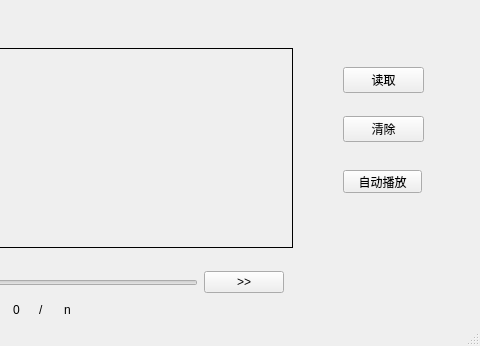
Old version of the form camera/camera.ui in the repository MoreDrinkHotWater/QML_test; both pictures show x 197 to 677 and y 359 to 705 of the 677 by 705 pixel window.
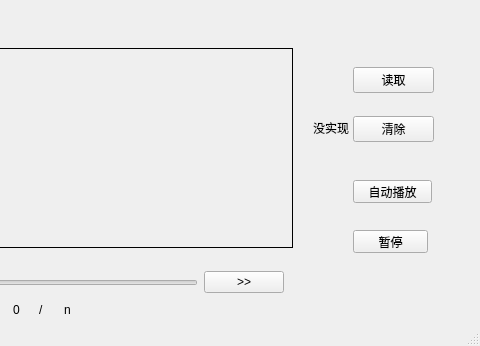
New version of the form. Icons and pictures are not drawn. Custom widgets are drawn as their Qt base class.

Commit message: finished the camera]

What changed in the file:
```diff
--- a/camera/camera.ui
+++ b/camera/camera.ui
@@ -415,7 +415,7 @@
    <widget class="QWidget" name="layoutWidget">
     <property name="geometry">
      <rect>
-      <x>540</x>
+      <x>550</x>
       <y>390</y>
       <width>81</width>
       <height>111</height>
@@ -441,8 +441,8 @@
    <widget class="QPushButton" name="autoplayButton">
     <property name="geometry">
      <rect>
-      <x>540</x>
-      <y>510</y>
+      <x>550</x>
+      <y>520</y>
       <width>79</width>
       <height>23</height>
      </rect>
@@ -451,6 +451,32 @@
      <string>自动播放</string>
     </property>
    </widget>
+   <widget class="QPushButton" name="stopPlayButton">
+    <property name="geometry">
+     <rect>
+      <x>550</x>
+      <y>570</y>
+      <width>75</width>
+      <height>23</height>
+     </rect>
+    </property>
+    <property name="text">
+     <string>暂停</string>
+    </property>
+   </widget>
+   <widget class="QLabel" name="label">
+    <property name="geometry">
+     <rect>
+      <x>510</x>
+      <y>460</y>
+      <width>41</width>
+      <height>16</height>
+     </rect>
+    </property>
+    <property name="text">
+     <string>没实现</string>
+    </property>
+   </widget>
   </widget>
   <widget class="QMenuBar" name="menubar">
    <property name="geometry">
```
The commit also changes 11 other files.
